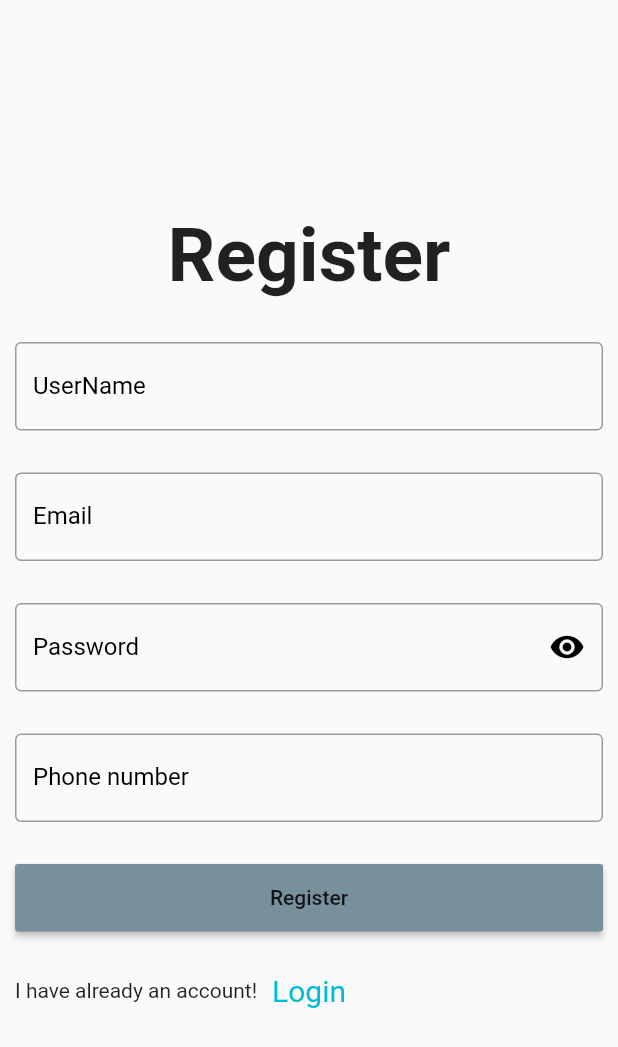
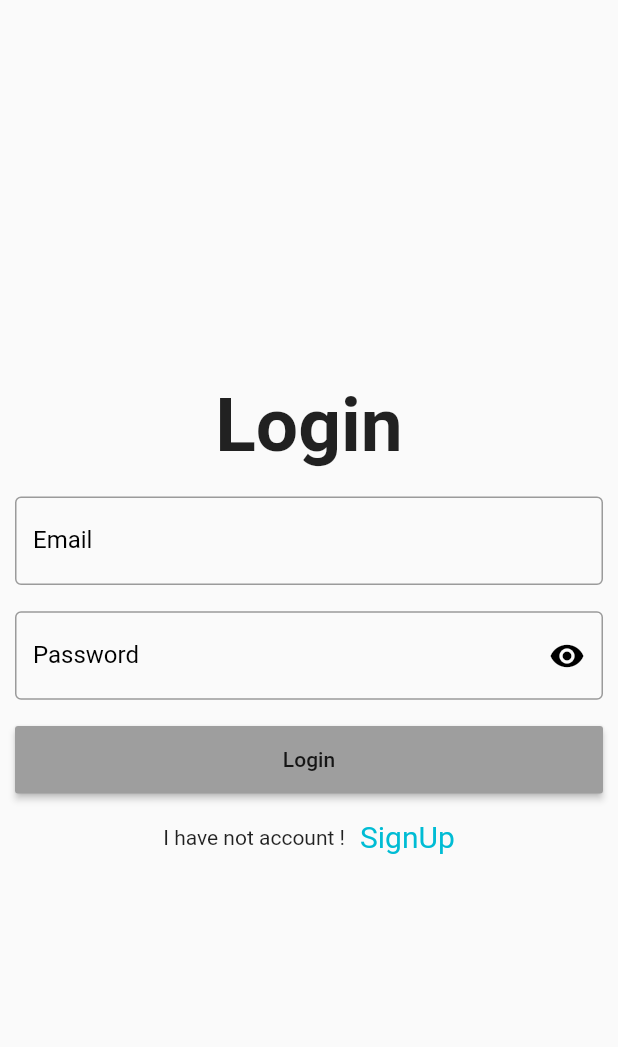
Before and after one commit to whdans007/mangomarket, a Flutter app: the screen it shows after launch, on a phone screen of 412 x 824 dp. Shown: the top 1047 px of the screen. Run offline on Flutter 3.47's test engine with Material 2 defaults, Android fonts, the phone set to English and light mode, and no system bars.

Commit message:
로그인페이지 작성

```diff
--- a/lib/main.dart
+++ b/lib/main.dart
@@ -1,4 +1,5 @@
 import 'package:flutter/material.dart';
+import 'package:mangomarket/screen/login.dart';
 
 import 'screen/signup.dart';
 
@@ -11,7 +12,7 @@ class MyApp extends StatelessWidget {
   Widget build(BuildContext context) {
     return MaterialApp(
       title: 'Flutter Demo',
-      home: SignUp(),
+      home: Login(),
     );
   }
 }
--- /dev/null
+++ b/lib/screen/login.dart
@@ -0,0 +1,130 @@
+import 'package:flutter/material.dart';
+
+import 'signup.dart';
+
+class Login extends StatefulWidget {
+  @override
+  _LoginState createState() => _LoginState();
+}
+
+final GlobalKey<FormState> _formKey = GlobalKey<FormState>();
+String p =
+    r'^(([^<>()[\]\\.,;:\s@\"]+(\.[^<>()[\]\\.,;:\s@\"]+)*)|(\".+\"))@((\[[0-9]{1,3}\.[0-9]{1,3}\.[0-9]{1,3}\.[0-9]{1,3}\])|(([a-zA-Z\-0-9]+\.)+[a-zA-Z]{2,}))$';
+RegExp regExp = new RegExp(p);
+bool obserText = true;
+
+void vaildation() {
+  final FormState _from = _formKey.currentState;
+  if (_from.validate()) {
+    print('Yes');
+  } else {
+    print('No');
+  }
+}
+
+class _LoginState extends State<Login> {
+  @override
+  Widget build(BuildContext context) {
+    return Scaffold(
+      body: Form(
+        key: _formKey,
+        child: Container(
+          margin: EdgeInsets.symmetric(horizontal: 10),
+          child: Column(
+            mainAxisAlignment: MainAxisAlignment.center,
+            children: [
+              Container(
+                height: 350,
+                width: double.infinity,
+                child: Column(
+                  mainAxisAlignment: MainAxisAlignment.spaceEvenly,
+                  children: [
+                    Text(
+                      'Login',
+                      style:
+                          TextStyle(fontSize: 50, fontWeight: FontWeight.bold),
+                    ),
+                    TextFormField(
+                      decoration: InputDecoration(
+                        border: OutlineInputBorder(),
+                        labelText: 'Email',
+                        labelStyle: TextStyle(color: Colors.black),
+                      ),
+                      validator: (value) {
+                        if (value.isEmpty) {
+                          return 'Please fill Email';
+                        } else if (!regExp.hasMatch(value)) {
+                          return 'Email is invaild';
+                        }
+                        return '';
+                      },
+                    ),
+                    TextFormField(
+                      decoration: InputDecoration(
+                        border: OutlineInputBorder(),
+                        labelText: 'Password',
+                        labelStyle: TextStyle(color: Colors.black),
+                        suffixIcon: GestureDetector(
+                          onTap: () {
+                            FocusScope.of(context).unfocus();
+                            setState(() {
+                              obserText = !obserText;
+                            });
+                          },
+                          child: Icon(
+                            obserText == true
+                                ? Icons.visibility
+                                : Icons.visibility_off,
+                            color: Colors.black,
+                          ),
+                        ),
+                      ),
+                      validator: (value) {
+                        if (value.isEmpty) {
+                          return 'Please fill Password';
+                        }
+                        if (value.length < 8) {
+                          return 'Password is too short';
+                        }
+                        return '';
+                      },
+                      obscureText: obserText,
+                    ),
+                    Container(
+                      height: 45,
+                      width: double.infinity,
+                      child: RaisedButton(
+                        child: Text('Login'),
+                        color: Colors.grey,
+                        onPressed: () {
+                          vaildation();
+                        },
+                      ),
+                    ),
+                    Row(
+                      mainAxisAlignment: MainAxisAlignment.center,
+                      children: [
+                        Text('I have not account !'),
+                        SizedBox(width: 10),
+                        GestureDetector(
+                          child: Text(
+                            'SignUp',
+                            style: TextStyle(color: Colors.cyan, fontSize: 20),
+                          ),
+                          onTap: () {
+                            Navigator.of(context).pushReplacement(
+                                MaterialPageRoute(builder: (ctx) => SignUp()));
+                          },
+                        ),
+                      ],
+                    ),
+                  ],
+                ),
+              )
+            ],
+          ),
+        ),
+      ),
+    );
+  }
+}
--- a/lib/screen/signup.dart
+++ b/lib/screen/signup.dart
@@ -1,5 +1,6 @@
 import 'package:flutter/material.dart';
 import 'package:flutter/services.dart';
+import 'package:mangomarket/screen/login.dart';
 
 class SignUp extends StatefulWidget {
   @override
@@ -12,7 +13,6 @@ String p =
 RegExp regExp = new RegExp(p);
 bool obserText = true;
 
-class _SignUpState extends State<SignUp> {
 void vaildation() {
   final FormState _from = _formKey.currentState;
   if (_from.validate()) {
@@ -22,6 +22,7 @@ class _SignUpState extends State<SignUp> {
   }
 }
 
+class _SignUpState extends State<SignUp> {
   @override
   Widget build(BuildContext context) {
     return Scaffold(
@@ -145,6 +146,7 @@ class _SignUpState extends State<SignUp> {
                         ),
                       ),
                       Row(
+                        mainAxisAlignment: MainAxisAlignment.center,
                         children: [
                           Text('I have already an account!'),
                           SizedBox(width: 10),
@@ -154,6 +156,10 @@ class _SignUpState extends State<SignUp> {
                               style:
                                   TextStyle(color: Colors.cyan, fontSize: 20),
                             ),
+                            onTap: () {
+                              Navigator.of(context).pushReplacement(
+                                  MaterialPageRoute(builder: (ctx) => Login()));
+                            },
                           )
                         ],
                       ),
```
Lines whose indentation alone changed are shown as unchanged.
